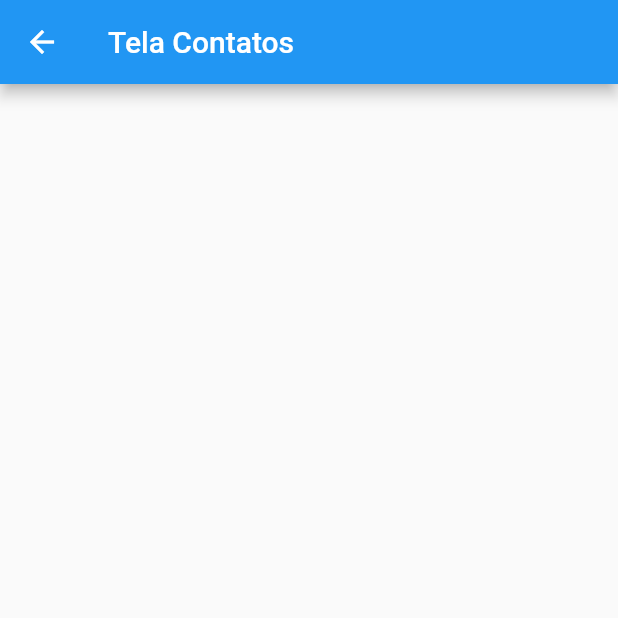
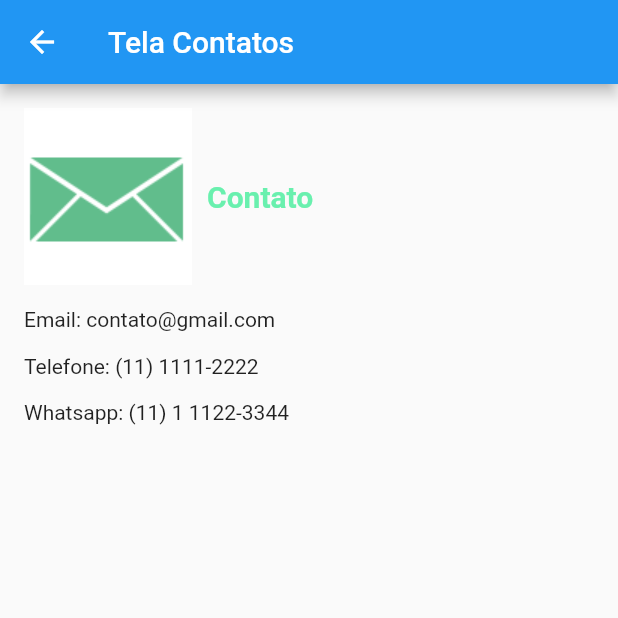
Before and after one commit to MiqueiasLima/App-ATMConsultoria, a Flutter app: the Tela_Contatos screen opened directly, on a phone screen of 412 x 824 dp, the top half of it. Run offline on Flutter 3.47's test engine with Material 2 defaults, Android fonts, the phone set to English and light mode, and no system bars.

Commit message:
Build final das Rotas e Telas

```diff
--- a/lib/Tela_Contatos.dart
+++ b/lib/Tela_Contatos.dart
@@ -16,12 +16,29 @@ class _Tela_ContatosState extends State<Tela_Contatos> {
         backgroundColor: Colors.blue,
       ),
       body: Container(
-        padding: EdgeInsets.all(32),
-        child: Column(
-          children: <Widget>[
-
-          ],
-        ),
+        padding: EdgeInsets.all(16),
+          child: Column(
+            crossAxisAlignment: CrossAxisAlignment.start,
+            children: <Widget>[
+              Row(
+                children: <Widget>[
+                  Image.asset("imagens/detalhe_contato.png"),
+                  Padding(padding: EdgeInsets.only(left: 10),
+                    child: Text("Contato",style: TextStyle(
+                      fontSize: 20,
+                      fontWeight: FontWeight.bold,
+                      color: Colors.greenAccent
+                    ),),)
+                ],
+              ),
+              Padding(padding: EdgeInsets.only(top: 15),
+                child: Text("Email: contato@gmail.com"),),
+              Padding(padding: EdgeInsets.only(top: 15),
+                child: Text("Telefone: (11) 1111-2222"),),
+              Padding(padding: EdgeInsets.only(top: 15),
+                child: Text("Whatsapp: (11) 1 1122-3344"),)
+            ],
+          ),
       ),
     );
   }
```
Also changed, not shown: lib/Tela_Clientes.dart (+25 -3 lines), lib/Tela_Servicos.dart (+8 -1 lines).
